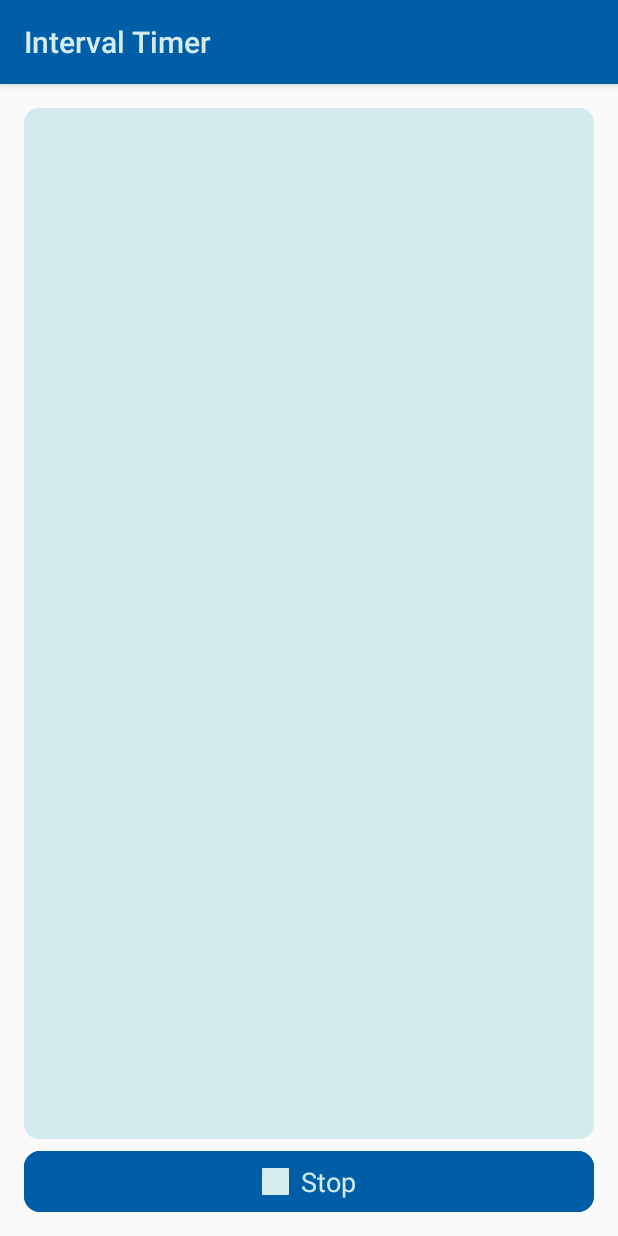
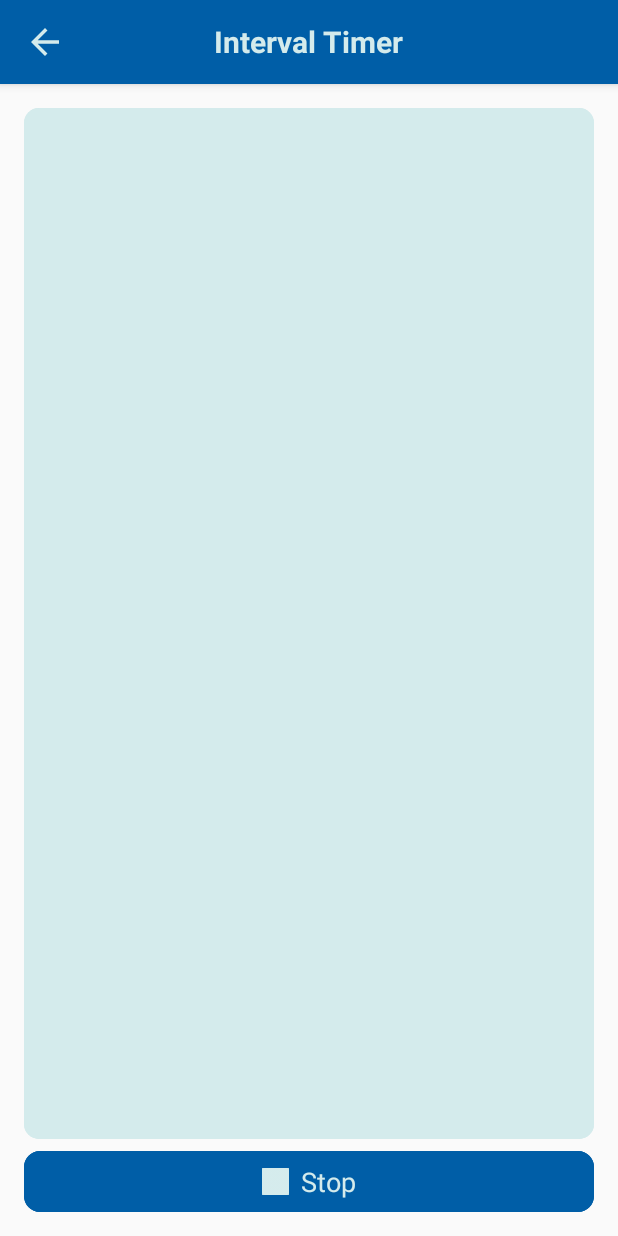
Before and after one commit to PsWang1991/Fitracker, an Android app: the MainActivity screen opened directly, with no data from a screen before it, after a tap on "Timer", on a phone screen of 412 x 824 dp. Run offline under Robolectric (Android 15) with nearby library versions, the phone set to English and light mode, and no system bars; our stand-ins replace Firebase (no records; nobody signed in at launch, a user with empty details on screens opened directly), data binding; libraries missing offline, so code that uses them is left out: com.jakewharton.threetenabp, com.kizitonwose.calendarview; 5 statements that could not run were skipped; 2 other taps on this screen came first.

Commit message:
UI design v2 (Adjusted toolbar)
1. Set gravity of toolbar title to left when on tool fragments.
2. On tool fragments, replaces drawer icon with up key.
3. Set title of nutrition item view to single line.

```diff
--- a/app/src/main/java/com/pinhsiang/fitracker/MainActivity.kt
+++ b/app/src/main/java/com/pinhsiang/fitracker/MainActivity.kt
@@ -3,6 +3,7 @@ package com.pinhsiang.fitracker
 import android.content.Intent
 import android.os.Bundle
 import android.util.Log
+import android.view.Gravity
 import androidx.core.view.GravityCompat
 import androidx.appcompat.app.ActionBarDrawerToggle
 import android.view.MenuItem
@@ -69,10 +70,6 @@ class MainActivity : AppCompatActivity(), NavigationView.OnNavigationItemSelecte
         binding.viewModel = viewModel
         binding.lifecycleOwner = this
 
-        // Set toolbar.
-        val toolbar: Toolbar = binding.toolbar
-        setSupportActionBar(toolbar)
-
         // Set onclick listener of record/analysis icon on toolbar.
         binding.recordOrAnalysis.setOnClickListener {
             val navControllerBottom = findNavController(R.id.main_page_fragment)
@@ -104,6 +101,16 @@ class MainActivity : AppCompatActivity(), NavigationView.OnNavigationItemSelecte
             }
 
         }
+
+        // On tool fragments, hide drawer icon, the only way to exit tool fragments is clicking back key or up key.
+        binding.btnBackToOverview.setOnClickListener {
+            onBackPressed()
+        }
+
+        // Setup toolbar, to show custom toolbar title, hides the native title on toolbar.
+        val toolbar: Toolbar = binding.toolbar
+        setSupportActionBar(toolbar)
+        supportActionBar?.setDisplayShowTitleEnabled(false)
 
         // Set drawer
         val drawerLayout: DrawerLayout = binding.drawerLayout
@@ -145,7 +152,7 @@ class MainActivity : AppCompatActivity(), NavigationView.OnNavigationItemSelecte
         }
     }
 
-    // For drawer.
+    // Drawer navigation
     override fun onNavigationItemSelected(item: MenuItem): Boolean {
         val navControllerDrawer = findNavController(R.id.main_page_fragment)
         when (item.itemId) {
@@ -183,72 +190,69 @@ class MainActivity : AppCompatActivity(), NavigationView.OnNavigationItemSelecte
      * Also change the background of record/analysis icon on toolbar.
      */
     private fun setupNavController() {
+        var toolbarTitle = binding.titleToolbar
+        var toolbarTitleTools = binding.titleToolbarTools
         findNavController(R.id.main_page_fragment).addOnDestinationChangedListener { navController: NavController, _: NavDestination, _: Bundle? ->
             viewModel.currentFragmentType.value = when (navController.currentDestination?.id) {
                 R.id.workoutFragment -> CurrentFragmentType.WORKOUT.apply {
-                    supportActionBar?.title = getString(R.string.workout_title)
+                    toolbarTitle.text = getString(R.string.workout_title)
                 }
                 R.id.motionFragment -> CurrentFragmentType.WORKOUT_MOTION.apply {
-                    supportActionBar?.title = getString(R.string.motion_title)
+                    toolbarTitle.text = getString(R.string.motion_title)
                 }
                 R.id.workoutRecordFragment -> CurrentFragmentType.WORKOUT_RECORD.apply {
-                    supportActionBar?.title = getString(R.string.workout_record_title)
+                    toolbarTitle.text = getString(R.string.workout_record_title)
                 }
                 R.id.workoutAnalysisFragment -> CurrentFragmentType.WORKOUT_ANALYSIS.apply {
-                    supportActionBar?.title = getString(R.string.workout_analysis_title)
+                    toolbarTitle.text = getString(R.string.workout_analysis_title)
                 }
                 R.id.nutritionFragment -> CurrentFragmentType.NUTRITION.apply {
-                    supportActionBar?.title = getString(R.string.nutrition_title)
+                    toolbarTitle.text = getString(R.string.nutrition_title)
                 }
                 R.id.nutritionRecordFragment -> CurrentFragmentType.NUTRITION_RECORD.apply {
-                    supportActionBar?.title = getString(R.string.nutrition_record_title)
+                    toolbarTitle.text = getString(R.string.nutrition_record_title)
                 }
                 R.id.nutritionAnalysisFragment -> CurrentFragmentType.NUTRITION_ANALYSIS.apply {
-                    supportActionBar?.title = getString(R.string.nutrition_analysis_title)
+                    toolbarTitle.text = getString(R.string.nutrition_analysis_title)
                 }
                 R.id.inbodyFragment -> CurrentFragmentType.INBODY.apply {
-                    supportActionBar?.title = getString(R.string.inbody_title)
+                    toolbarTitle.text = getString(R.string.inbody_title)
                 }
                 R.id.inbodyRecordFragment -> CurrentFragmentType.INBODY_RECORD.apply {
-                    supportActionBar?.title = getString(R.string.inbody_record_title)
+                    toolbarTitle.text = getString(R.string.inbody_record_title)
                 }
                 R.id.inbodyAnalysisFragment -> CurrentFragmentType.INBODY_ANALYSIS.apply {
-                    supportActionBar?.title = getString(R.string.inbody_analysis_title)
+                    toolbarTitle.text = getString(R.string.inbody_analysis_title)
                 }
                 R.id.timerFragment -> CurrentFragmentType.TIMER.apply {
-                    supportActionBar?.title = getString(R.string.timer_title)
+                    toolbarTitleTools.text = getString(R.string.timer_title)
                 }
                 R.id.recommendedFragment -> CurrentFragmentType.RECOMMENDED.apply {
-                    supportActionBar?.title = getString(R.string.recommended_title)
+                    toolbarTitleTools.text = getString(R.string.recommended_title)
                 }
                 R.id.RMFragment -> CurrentFragmentType.ONE_RM.apply {
-                    supportActionBar?.title = getString(R.string.one_rm_title)
+                    toolbarTitleTools.text = getString(R.string.one_rm_title)
                 }
                 R.id.TDEEFragment -> CurrentFragmentType.TDEE.apply {
-                    supportActionBar?.title = getString(R.string.total_daily_energy_extracted)
+                    toolbarTitleTools.text = getString(R.string.tdee_title)
                 }
                 else -> viewModel.currentFragmentType.value
             }
             when (navController.currentDestination?.id) {
                 R.id.timerFragment -> {
                     toggle.isDrawerIndicatorEnabled = false
-                    binding.toolbar.textAlignment = View.TEXT_ALIGNMENT_CENTER
                 }
                 R.id.recommendedFragment -> {
                     toggle.isDrawerIndicatorEnabled = false
-                    binding.toolbar.textAlignment = View.TEXT_ALIGNMENT_CENTER
                 }
                 R.id.RMFragment -> {
                     toggle.isDrawerIndicatorEnabled = false
-                    binding.toolbar.textAlignment = View.TEXT_ALIGNMENT_CENTER
                 }
                 R.id.TDEEFragment -> {
                     toggle.isDrawerIndicatorEnabled = false
-                    binding.toolbar.textAlignment = View.TEXT_ALIGNMENT_CENTER
                 }
                 else -> {
                     toggle.isDrawerIndicatorEnabled = true
-//                    binding.toolbar.textAlignment = View.TEXT_ALIGNMENT_GRAVITY
                 }
             }
         }
--- a/app/src/main/java/com/pinhsiang/fitracker/nutrition/analysis/NutritionAnalysisViewModel.kt
+++ b/app/src/main/java/com/pinhsiang/fitracker/nutrition/analysis/NutritionAnalysisViewModel.kt
@@ -78,6 +78,7 @@ class NutritionAnalysisViewModel(app: Application) : AndroidViewModel(app) {
     // We show nutrition data by date, but by meal.
     // Notice : raw data should be sorted by time.
     private fun rawToDailyTotal() {
+        if (rawNutritionData.isNotEmpty()) {
             var currentDate = rawNutritionData[0].time.timestampToDate()
             dailyTotalNutritionData.add(rawNutritionData[0])
             rawNutritionData.removeAt(0)
@@ -91,6 +92,7 @@ class NutritionAnalysisViewModel(app: Application) : AndroidViewModel(app) {
                     currentDate = rawNutritionData[0].time.timestampToDate()
                     dailyTotalNutritionData.add(rawNutritionData[0])
                     rawNutritionData.removeAt(0)
+                }
             }
         }
     }
--- /dev/null
+++ b/app/src/main/res/drawable/ic_arrow_back_black_24dp.xml
@@ -0,0 +1,5 @@
+<vector android:height="64dp" android:tint="#D4EBEC"
+    android:viewportHeight="24.0" android:viewportWidth="24.0"
+    android:width="64dp" xmlns:android="http://schemas.android.com/apk/res/android">
+    <path android:fillColor="#FF000000" android:pathData="M20,11H7.83l5.59,-5.59L12,4l-8,8 8,8 1.41,-1.41L7.83,13H20v-2z"/>
+</vector>
--- /dev/null
+++ b/app/src/main/res/drawable/ic_up_key_64dp_2.xml
@@ -0,0 +1,5 @@
+<vector android:height="64dp" android:tint="#D4EBEC"
+    android:viewportHeight="24.0" android:viewportWidth="24.0"
+    android:width="64dp" xmlns:android="http://schemas.android.com/apk/res/android">
+    <path android:fillColor="#FF000000" android:pathData="M20,11H7.83l5.59,-5.59L12,4l-8,8 8,8 1.41,-1.41L7.83,13H20v-2z"/>
+</vector>
--- a/app/src/main/res/layout/activity_main.xml
+++ b/app/src/main/res/layout/activity_main.xml
@@ -28,9 +28,44 @@
                         android:id="@+id/toolbar"
                         android:layout_width="match_parent"
                         android:layout_height="?attr/actionBarSize"
+                        android:theme="?attr/actionBarTheme"
                         android:background="?attr/colorPrimary"
                         app:popupTheme="@style/AppTheme.PopupOverlay"
                         app:titleTextColor="@color/colorBackground">
+
+                    <ImageView
+                            android:id="@+id/btn_back_to_overview"
+                            android:layout_width="28dp"
+                            android:layout_height="28dp"
+                            android:layout_marginTop="0dp"
+                            android:layout_marginBottom="0dp"
+                            android:layout_marginEnd="16dp"
+                            android:layout_gravity="left|center_vertical"
+                            android:background="@drawable/ic_up_key_64dp_2"
+                            android:visibility="@{(viewModel.currentFragmentType == CurrentFragmentType.TIMER || viewModel.currentFragmentType == CurrentFragmentType.TDEE || viewModel.currentFragmentType == CurrentFragmentType.ONE_RM || viewModel.currentFragmentType == CurrentFragmentType.RECOMMENDED) ? View.VISIBLE : View.GONE}"
+                    />
+
+                    <TextView
+                            android:id="@+id/title_toolbar"
+                            android:layout_width="wrap_content"
+                            android:layout_height="wrap_content"
+                            android:layout_gravity="left"
+                            android:textColor="@color/colorBackground"
+                            android:textSize="20sp"
+                            android:textStyle="bold"
+                            android:visibility="@{(viewModel.currentFragmentType == CurrentFragmentType.TIMER || viewModel.currentFragmentType == CurrentFragmentType.TDEE || viewModel.currentFragmentType == CurrentFragmentType.ONE_RM || viewModel.currentFragmentType == CurrentFragmentType.RECOMMENDED) ? View.GONE : View.VISIBLE}"
+                    />
+
+                    <TextView
+                            android:id="@+id/title_toolbar_tools"
+                            android:layout_width="wrap_content"
+                            android:layout_height="wrap_content"
+                            android:layout_gravity="center"
+                            android:textColor="@color/colorBackground"
+                            android:textSize="20sp"
+                            android:textStyle="bold"
+                            android:visibility="@{(viewModel.currentFragmentType == CurrentFragmentType.TIMER || viewModel.currentFragmentType == CurrentFragmentType.TDEE || viewModel.currentFragmentType == CurrentFragmentType.ONE_RM || viewModel.currentFragmentType == CurrentFragmentType.RECOMMENDED) ? View.VISIBLE : View.GONE}"
+                    />
 
                     <ImageView
                             android:id="@+id/record_or_analysis"
--- a/app/src/main/res/layout/item_nutrition.xml
+++ b/app/src/main/res/layout/item_nutrition.xml
@@ -24,14 +24,16 @@
             <TextView
                     android:id="@+id/text_title"
                     android:text="@{nutrition.title}"
-                    android:layout_width="wrap_content"
+                    android:layout_width="0dp"
                     android:layout_height="wrap_content"
                     tools:text="@string/total"
                     app:layout_constraintTop_toTopOf="parent"
                     android:layout_marginTop="8dp"
                     app:layout_constraintStart_toStartOf="parent"
                     android:layout_marginStart="16dp"
-                    android:textSize="18sp" android:textColor="@color/colorText" android:textStyle="bold"/>
+                    android:textSize="18sp" android:textColor="@color/colorText" android:textStyle="bold"
+                    android:layout_marginEnd="16dp" app:layout_constraintEnd_toStartOf="@+id/energy_total"
+                    android:singleLine="true"/>
             <TextView
                     android:id="@+id/energy_total"
                     android:text='@{String.valueOf(nutrition.carbohydrate * 4 + nutrition.protein * 4 + nutrition.fat * 9)}'
--- a/app/src/main/res/values/strings.xml
+++ b/app/src/main/res/values/strings.xml
@@ -56,6 +56,7 @@
     <string name="timer">timer</string>
     <string name="timer_title">Interval Timer</string>
     <string name="tdee">tdee</string>
+    <string name="tdee_title">Total Daily Energy Expenditure</string>
     <string name="one_rm">one rm</string>
     <string name="one_rm_title">Repetition Maximum</string>
     <string name="recommended">recommended</string>
@@ -138,7 +139,7 @@
         <item>@string/carbohydrate</item>
         <item>@string/fat</item>
     </string-array>
-    <string name="total_daily_energy_extracted">Total Daily Energy Extracted</string>
+    <string name="total_daily_energy_extracted">Daily Energy Extracted</string>
 
     <!--In-body analysis fragment-->
     <string name="filter">Filter</string>
```
Also changed, not shown: app/src/main/res/drawable-v24/ic_up_key_64dp.png (added), 1 other file. Lines whose indentation alone changed are shown as unchanged.
